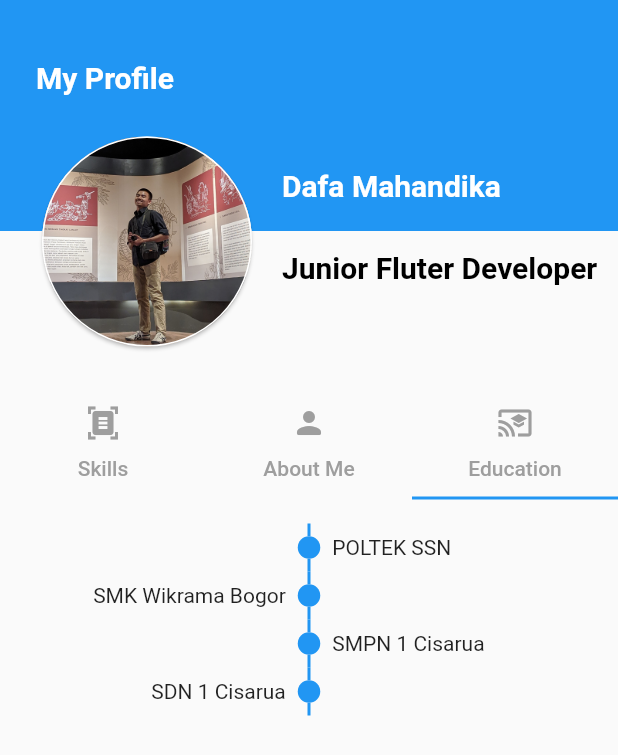
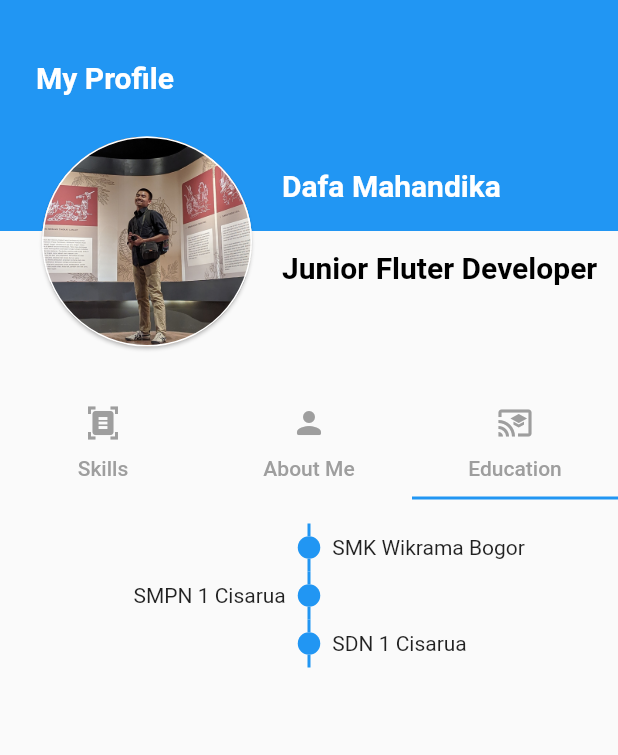
Before and after one commit to dafamahandika/flutter-chlorine-zoom, a Flutter app: the ProfilePage screen opened directly, tab 3 chosen, on a phone screen of 412 x 824 dp. Shown: the top 755 px of the screen. Run offline on Flutter 3.47's test engine with Material 2 defaults, Android fonts, the phone set to English and light mode, and no system bars; drawn by our look-alikes of timelines; our stand-ins replace fluttertoast; accounts and stored records are empty.

Commit message:
edit page dan error

```diff
--- a/lib/pages/profile_page.dart
+++ b/lib/pages/profile_page.dart
@@ -22,7 +22,7 @@ class _ProfilePageState extends State<ProfilePage>
   ];
 
   List<String> listEducation = [
-    "POLTEK SSN",
+    // "POLTEK SSN",
     "SMK Wikrama Bogor",
     "SMPN 1 Cisarua",
     "SDN 1 Cisarua",
--- a/pubspec.yaml
+++ b/pubspec.yaml
@@ -84,7 +84,7 @@ flutter:
   #     fonts:
   #       - asset: fonts/TrajanPro.ttf
   #       - asset: fonts/TrajanPro_Bold.ttf
-  #         weight: 700
+  #         weight: 700cc
   #
   # For details regarding fonts from package dependencies,
   # see https://flutter.dev/custom-fonts/#from-packages
```
